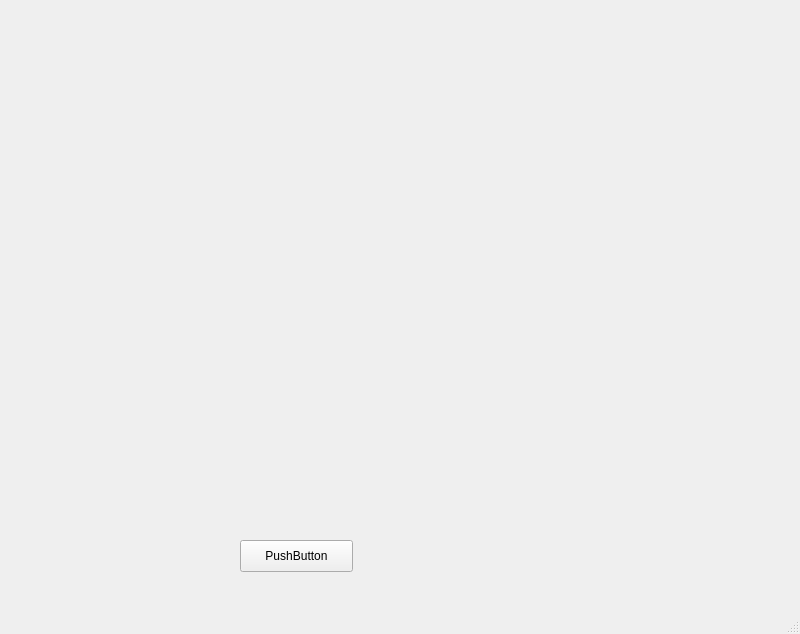
Qt form mainwindow.ui (QZCanon/VideoEdit) before a commit.
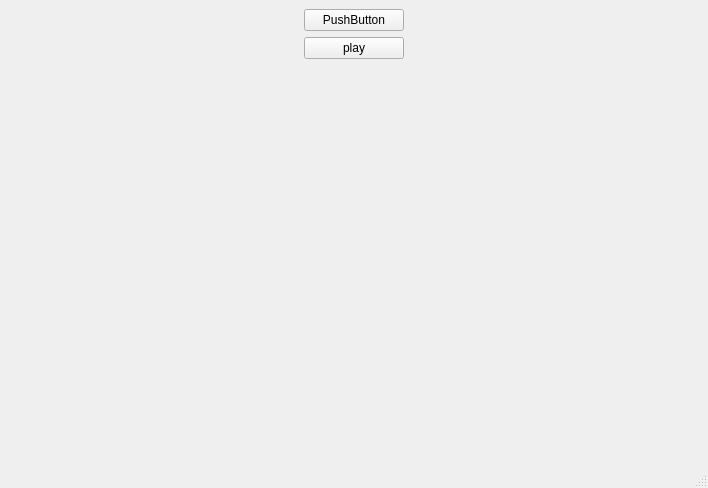
The same form after that commit.

Commit message: fix: test play video

```diff
--- a/mainwindow.ui
+++ b/mainwindow.ui
@@ -6,43 +6,57 @@
    <rect>
     <x>0</x>
     <y>0</y>
-    <width>800</width>
-    <height>634</height>
+    <width>708</width>
+    <height>488</height>
    </rect>
   </property>
   <property name="windowTitle">
    <string>MainWindow</string>
   </property>
   <widget class="QWidget" name="centralwidget">
-   <widget class="QLabel" name="label">
-    <property name="geometry">
-     <rect>
-      <x>40</x>
-      <y>20</y>
-      <width>721</width>
-      <height>491</height>
-     </rect>
-    </property>
-    <property name="autoFillBackground">
-     <bool>false</bool>
-    </property>
-    <property name="text">
-     <string/>
-    </property>
-   </widget>
-   <widget class="QPushButton" name="pushButton">
-    <property name="geometry">
-     <rect>
-      <x>240</x>
-      <y>540</y>
-      <width>113</width>
-      <height>32</height>
-     </rect>
-    </property>
-    <property name="text">
-     <string>PushButton</string>
-    </property>
-   </widget>
+   <layout class="QGridLayout" name="gridLayout">
+    <item row="0" column="1" rowspan="3">
+     <layout class="QVBoxLayout" name="verticalLayout"/>
+    </item>
+    <item row="0" column="0">
+     <widget class="QPushButton" name="pushButton">
+      <property name="minimumSize">
+       <size>
+        <width>100</width>
+        <height>0</height>
+       </size>
+      </property>
+      <property name="maximumSize">
+       <size>
+        <width>100</width>
+        <height>16777215</height>
+       </size>
+      </property>
+      <property name="text">
+       <string>PushButton</string>
+      </property>
+     </widget>
+    </item>
+    <item row="1" column="0">
+     <widget class="QPushButton" name="pushButton_2">
+      <property name="minimumSize">
+       <size>
+        <width>100</width>
+        <height>0</height>
+       </size>
+      </property>
+      <property name="maximumSize">
+       <size>
+        <width>100</width>
+        <height>16777215</height>
+       </size>
+      </property>
+      <property name="text">
+       <string>play</string>
+      </property>
+     </widget>
+    </item>
+   </layout>
   </widget>
   <widget class="QMenuBar" name="menubar">
    <property name="geometry">
```
Left out of the diff: 4 changed lines with no effect on the pictures. The commit also changes 4 other files.
